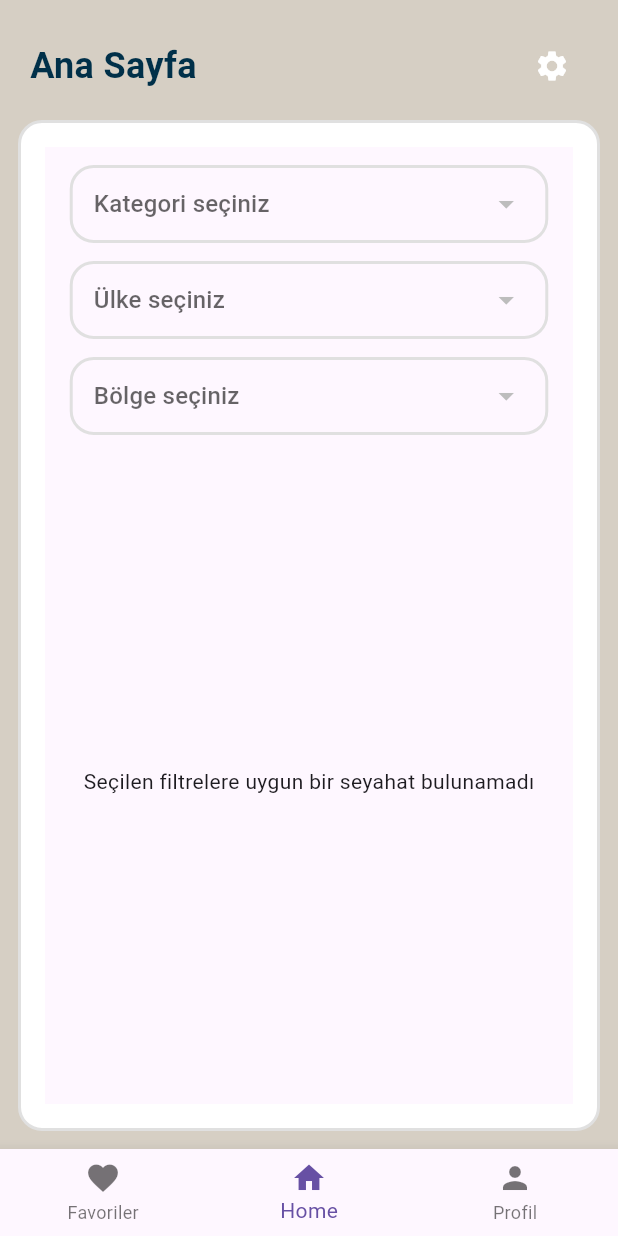
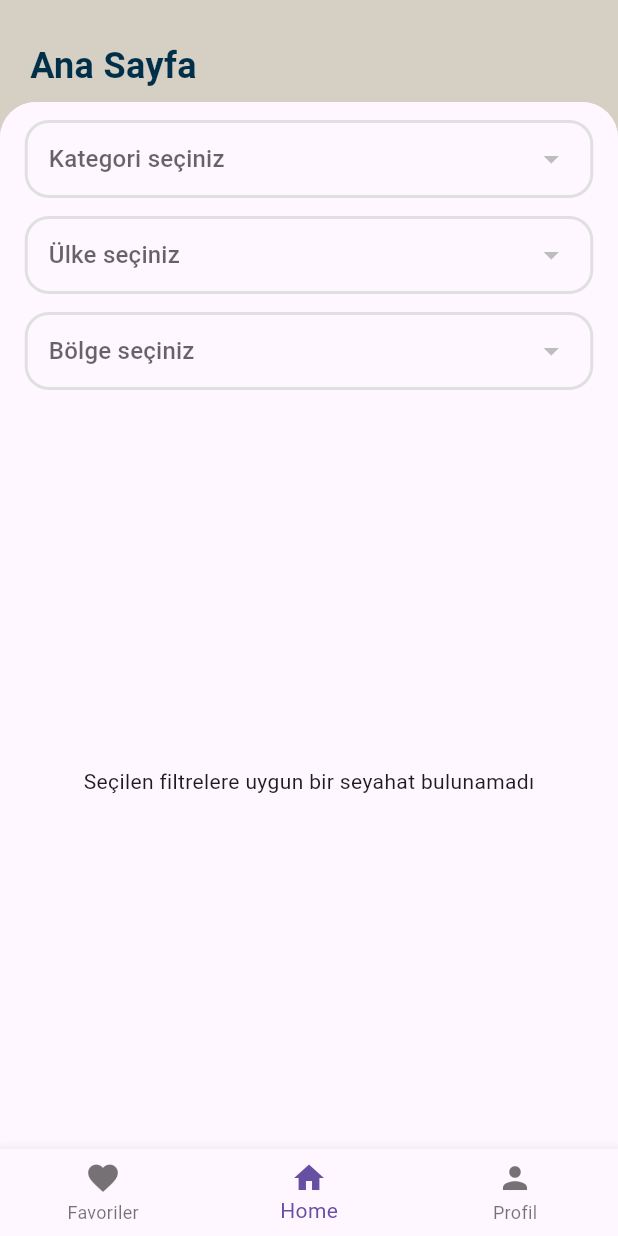
Before and after one commit to senadurgutt/travel_app, a Flutter app: the screen it shows once a user with an empty profile is signed in, on a phone screen of 412 x 824 dp. Run offline on Flutter 3.47's test engine with Material 3 defaults, Android fonts, the phone set to English and light mode, and no system bars; our stand-ins replace cloud_firestore, firebase_auth, firebase_core, get, google_sign_in; accounts and stored records are empty; network calls fail.

Commit message:
sayfa yükseklikleri sabitlendi

```diff
--- a/lib/views/main_page.dart
+++ b/lib/views/main_page.dart
@@ -29,14 +29,14 @@ class MainPage extends StatelessWidget {
           return Column(
             crossAxisAlignment: CrossAxisAlignment.start,
             children: [
-              // BAŞLIK
-              // BAŞLIK + Çıkış
+              // ÜST BAŞLIK ALANI
               Padding(
-                padding: EdgeInsets.only(top: 20.0, left: 20, right: 20),
+  padding: const EdgeInsets.only(top: 20.0, left: 20, right: 20),
+  child: SizedBox(
+    height: 48,
     child: Row(
       mainAxisAlignment: MainAxisAlignment.spaceBetween,
       children: [
-                    // Sol taraf: Sayfa başlığı
         Text(
           pageTitles[currentIndex],
           style: TextStyle(
@@ -46,38 +46,25 @@ class MainPage extends StatelessWidget {
           ),
         ),
 
-                    // settings ikonu sadece home sayfasında
-                    if (currentIndex == 1)
-                      IconButton(
-        icon: Icon(Icons.settings, color: Colors.white),
-        onPressed: () {
-          _showLanguageDialog(context);
-        },
-      ),
-                      // Logout ikonu sadece Profil sayfasında
-                    if (currentIndex == 2)
-                      IconButton(
-                        icon: Icon(Icons.logout, color: AppColors.primaryText),
-                        onPressed: () async {
-                          await authController.signOut();
-                              Get.offAll(LoginPage());
-                        },
-                      ),
+        // ikonlar...
       ],
     ),
   ),
+),
 
-              // BORDER İÇİNDE SAYFALAR
+
+              // SABİT BEYAZ ALAN + ÜST RADIUS
               Expanded(
-                child: Container(
-                  margin: EdgeInsets.all(12),
-                  padding: EdgeInsets.all(16),
-                  decoration: BoxDecoration(
-                    color: AppColors.card,
-                    border: Border.all(color: Colors.grey.shade300, width: 2),
-                    borderRadius: BorderRadius.circular(16),
+                child: ClipRRect(
+                  borderRadius:
+                      BorderRadius.vertical(top: Radius.circular(24)),
+                  child: Material(
+                    color: Colors.white,
+                    child: IndexedStack(
+                      index: currentIndex,
+                      children: pages,
                     ),
-                  child: IndexedStack(index: currentIndex, children: pages),
+                  ),
                 ),
               ),
             ],
```
Lines whose indentation alone changed are shown as unchanged.
